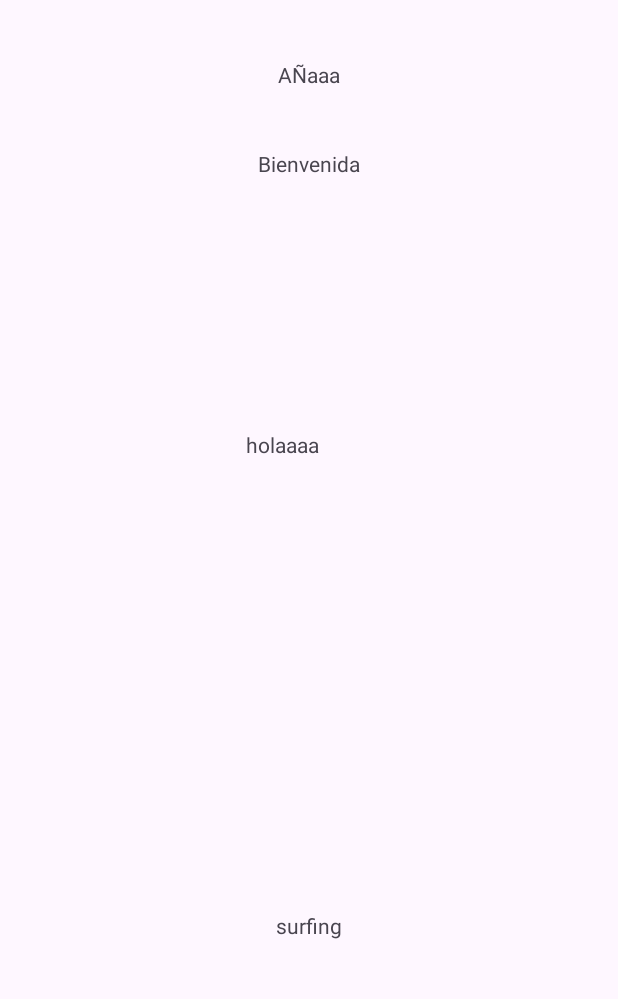
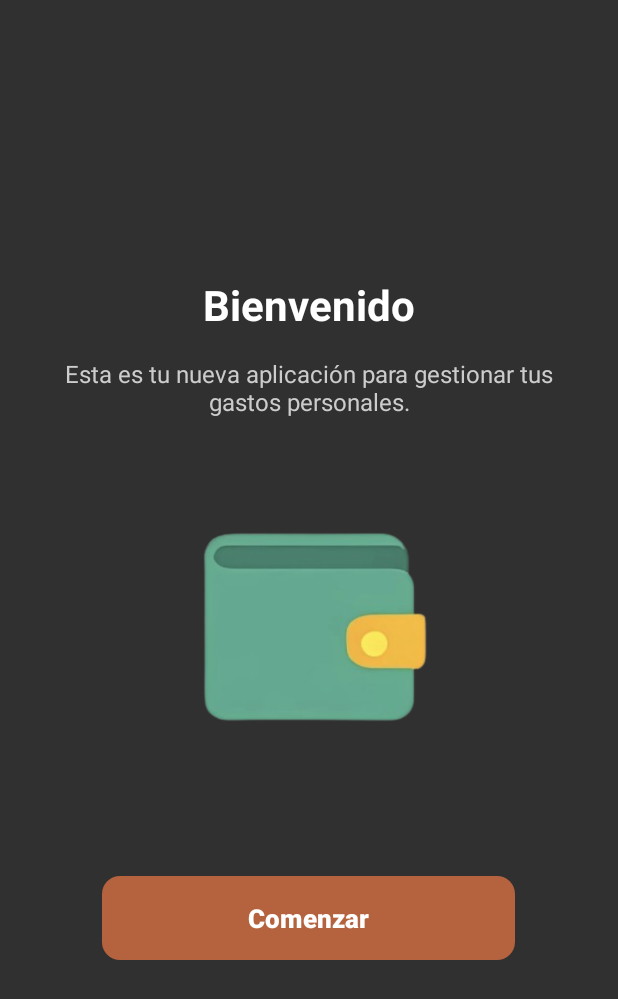
Before and after one commit to Axel202310/EF-MovilesApp-Grupo3, an Android app: the screen it shows after launch (MainActivity before the commit, BienvenidaActividad after it), on a phone screen of 412 x 824 dp. Before the commit the part shown is almost empty. Shown: the top 999 px of the screen. Run offline under Robolectric (Android 15) with nearby library versions, the phone set to English and light mode, and no system bars.

Commit message:
Se realizo por ahora tres pantallas con navegación: una de bienvenida, una de registro y una para ingresar el correo electrónico, con su respectiva validación. El flujo completo ya funciona (Bienvenida → Registro → Ingresar correo) y está declarado correctamente en el AndroidManifest.xml

```diff
--- /dev/null
+++ b/app/src/main/java/com/asipion/pfmoviles/BienvenidaActividad.kt
@@ -0,0 +1,18 @@
+package com.asipion.pfmoviles
+
+import android.content.Intent
+import android.os.Bundle
+import android.widget.Button
+import androidx.appcompat.app.AppCompatActivity
+
+class BienvenidaActividad : AppCompatActivity() {
+    override fun onCreate(savedInstanceState: Bundle?) {
+        super.onCreate(savedInstanceState)
+        setContentView(R.layout.actividad_bienvenida)
+
+        val botonComenzar = findViewById<Button>(R.id.boton_comenzar)
+        botonComenzar.setOnClickListener {
+            startActivity(Intent(this, RegistroActividad::class.java))
+        }
+    }
+}
--- /dev/null
+++ b/app/src/main/res/drawable/boton_redondeado.xml
@@ -0,0 +1,5 @@
+<shape xmlns:android="http://schemas.android.com/apk/res/android"
+    android:shape="rectangle">
+    <solid android:color="#B4633E" /> <!-- Color de fondo -->
+    <corners android:radius="12dp" /> <!-- Bordes redondeados -->
+</shape>
--- /dev/null
+++ b/app/src/main/res/layout/actividad_bienvenida.xml
@@ -0,0 +1,53 @@
+<?xml version="1.0" encoding="utf-8"?>
+<LinearLayout xmlns:android="http://schemas.android.com/apk/res/android"
+    xmlns:app="http://schemas.android.com/apk/res-auto"
+    android:layout_width="match_parent"
+    android:layout_height="match_parent"
+    android:orientation="vertical"
+    android:gravity="center"
+    android:background="#303030"
+    android:padding="24dp">
+
+    <TextView
+        android:id="@+id/texto_bienvenida"
+        android:layout_width="wrap_content"
+        android:layout_height="wrap_content"
+        android:text="Bienvenido"
+        android:textColor="#FFFFFF"
+        android:textSize="28sp"
+        android:textStyle="bold"
+        android:layout_marginBottom="16dp" />
+
+    <TextView
+        android:id="@+id/texto_descripcion"
+        android:layout_width="wrap_content"
+        android:layout_height="wrap_content"
+        android:text="Esta es tu nueva aplicación para gestionar tus gastos personales."
+        android:textColor="#CCCCCC"
+        android:textSize="16sp"
+        android:gravity="center"
+        android:layout_marginBottom="35dp" />
+
+
+    <ImageView
+        android:id="@+id/imagen_cartera"
+        android:layout_width="160dp"
+        android:layout_height="200dp"
+        android:src="@drawable/icono_cartera"
+        android:layout_marginBottom="40dp" />
+
+    <Button
+        android:id="@+id/boton_comenzar"
+        android:layout_width="275dp"
+        android:layout_height="wrap_content"
+        android:layout_marginTop="30dp"
+        android:background="@drawable/boton_redondeado"
+        android:paddingTop="12dp"
+        android:paddingBottom="12dp"
+        android:text="Comenzar"
+        android:textColor="#FFFFFF"
+        android:textSize="17sp"
+        android:textStyle="bold"
+        app:backgroundTint="@null" />
+
+</LinearLayout>
--- a/app/src/main/res/values/colors.xml
+++ b/app/src/main/res/values/colors.xml
@@ -2,4 +2,5 @@
 <resources>
     <color name="black">#FF000000</color>
     <color name="white">#FFFFFFFF</color>
+    <color name="button_primary_color">#D3846A</color>
 </resources>
```
Also changed, not shown: app/src/main/AndroidManifest.xml (+15 -8 lines), app/src/main/java/com/asipion/pfmoviles/IngresarCorreoActividad.kt (added, +41 -0 lines), app/src/main/java/com/asipion/pfmoviles/RegistroActividad.kt (added, +18 -0 lines), app/src/main/res/drawable/fondo_encabezado.xml (added, +7 -0 lines), app/src/main/res/layout/actividad_ingresar_correo.xml (added, +92 -0 lines), app/src/main/res/layout/actividad_registro.xml (added, +45 -0 lines), app/src/main/res/drawable/icono_atras.png (added), app/src/main/res/drawable/icono_cartera.png (added).
